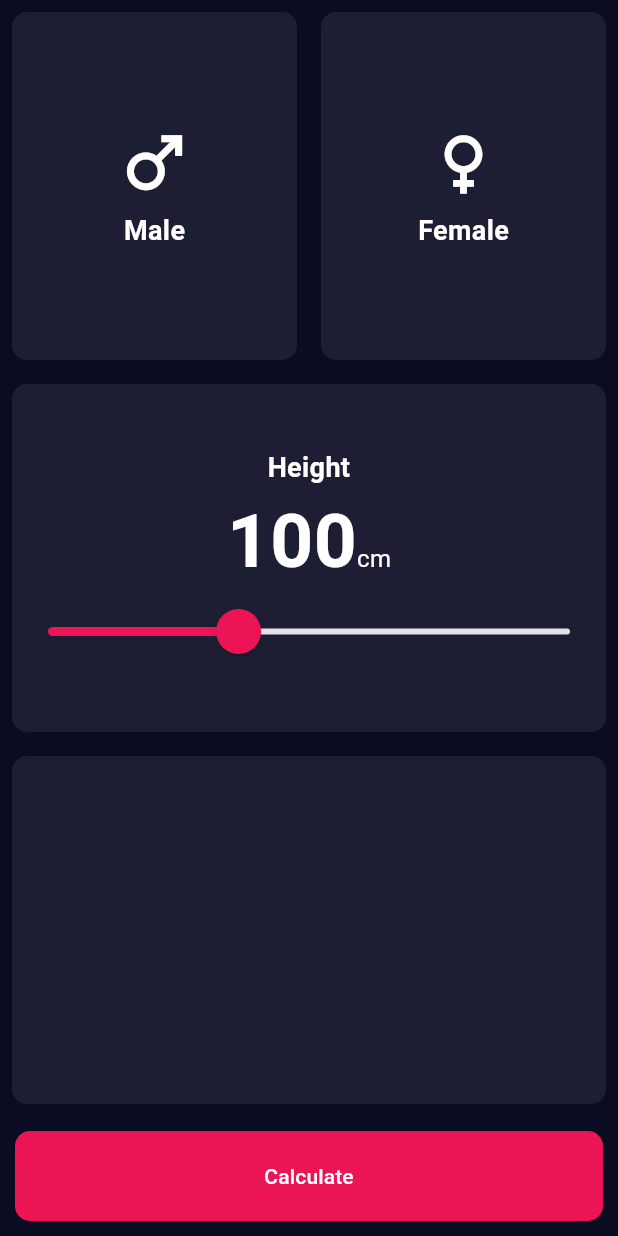
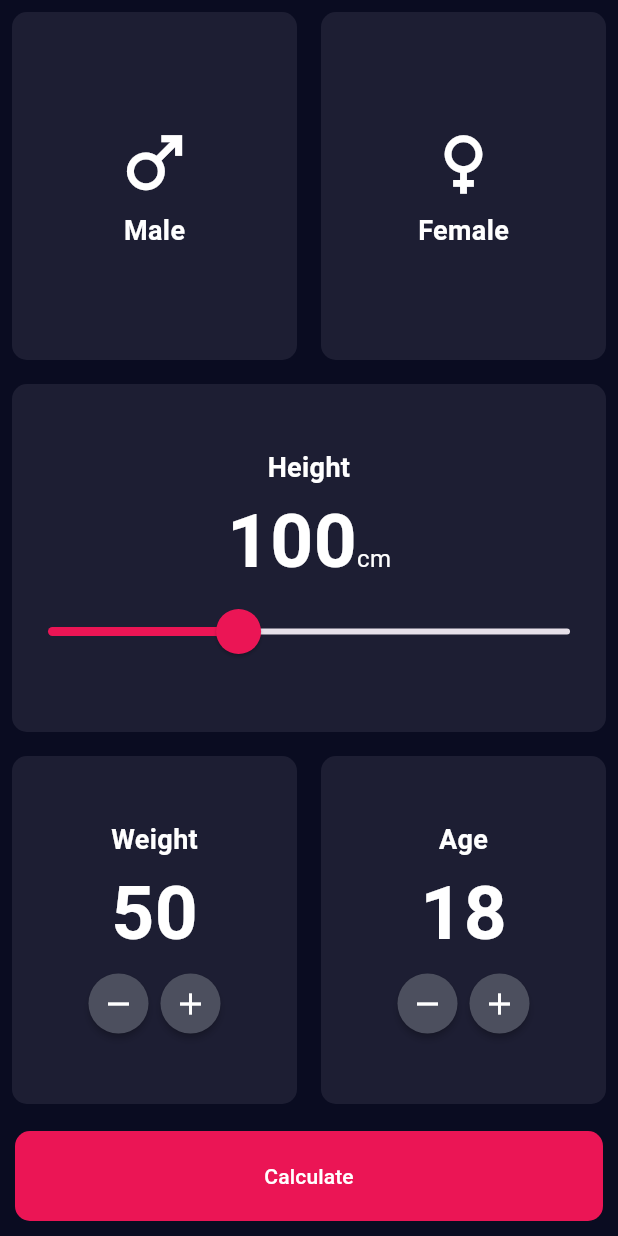
Before and after one commit to Isagani-lapira/BMI_calculator_flutter, a Flutter app: the screen it shows after launch, on a phone screen of 412 x 824 dp. Run offline on Flutter 3.47's test engine with Material 3 defaults, Android fonts, the phone set to English and light mode, and no system bars.

Commit message:
Add: Weight and age card

```diff
--- /dev/null
+++ b/lib/components/addminuscard.dart
@@ -0,0 +1,54 @@
+
+import 'package:flutter/material.dart';
+
+import 'cirular_button.dart';
+import 'constants.dart';
+import 'reusable_card.dart';
+
+class AddMinusCard extends StatelessWidget {
+  final String label;
+  final String currentData;
+  final Function() minusOnPressed;
+  final Function() addOnPressed;
+  const AddMinusCard(
+      {super.key,
+      required this.label,
+      required this.currentData,
+      required this.minusOnPressed,
+      required this.addOnPressed});
+
+  @override
+  Widget build(BuildContext context) {
+    return Expanded(
+      child: ReusableCard(
+        color: kInactiveColor,
+        child: Column(
+          mainAxisAlignment: MainAxisAlignment.center,
+          children: [
+            Text(
+              label,
+              style: kTextStyle,
+            ),
+            Text(
+              currentData.toString(),
+              style: kHeightLabel,
+            ),
+            Row(
+              mainAxisAlignment: MainAxisAlignment.center,
+              children: [
+                CircleButton(
+                  icon: Icons.remove,
+                  onPressed: minusOnPressed,
+                ),
+                CircleButton(
+                  icon: Icons.add,
+                  onPressed: addOnPressed,
+                )
+              ],
+            )
+          ],
+        ),
+      ),
+    );
+  }
+}
--- /dev/null
+++ b/lib/components/cirular_button.dart
@@ -0,0 +1,21 @@
+import 'package:flutter/material.dart';
+
+class CircleButton extends StatelessWidget {
+  final Function() onPressed;
+  final IconData? icon;
+  const CircleButton({super.key, this.icon, required this.onPressed});
+
+  @override
+  Widget build(BuildContext context) {
+    return RawMaterialButton(
+      onPressed: onPressed,
+      constraints: const BoxConstraints.tightFor(width: 40.0, height: 40.0),
+      shape: const CircleBorder(),
+      fillColor: const Color(0xff4C4F5E),
+      child: Icon(
+        icon,
+        color: Colors.white,
+      ),
+    );
+  }
+}
--- a/lib/components/home_page.dart
+++ b/lib/components/home_page.dart
@@ -1,7 +1,10 @@
+import 'package:bmi_app/components/cirular_button.dart';
 import 'package:bmi_app/components/constants.dart';
 import 'package:bmi_app/components/gender.dart';
 import 'package:bmi_app/components/reusable_card.dart';
 import 'package:flutter/material.dart';
+
+import 'addminuscard.dart';
 
 class HomePage extends StatefulWidget {
   const HomePage({super.key});
@@ -16,6 +19,9 @@ class _HomePageState extends State<HomePage> {
   GenderType selectedGender = GenderType.other;
 
   double _currentSliderValue = 100.0;
+  int _currentWeight = 50;
+  int _currentAge = 18;
+
   void cardSelected(GenderType genderType) {
     setState(() {
       selectedGender = genderType;
@@ -111,9 +117,43 @@ class _HomePageState extends State<HomePage> {
                     ]),
               ),
             ),
-            const Expanded(
-              child: ReusableCard(
-                color: kInactiveColor,
+            Expanded(
+              child: Row(
+                mainAxisSize: MainAxisSize.min,
+                children: [
+                  AddMinusCard(
+                    label: 'Weight',
+                    currentData: _currentWeight.toString(),
+                    minusOnPressed: () {
+                      setState(() {
+                        (_currentWeight > 0)
+                            ? _currentWeight -= 1
+                            : _currentWeight;
+                      });
+                    },
+                    addOnPressed: () {
+                      setState(() {
+                        (_currentWeight < 200)
+                            ? _currentWeight += 1
+                            : _currentWeight;
+                      });
+                    },
+                  ),
+                  AddMinusCard(
+                    label: 'Age',
+                    currentData: _currentAge.toString(),
+                    minusOnPressed: () {
+                      setState(() {
+                        (_currentAge > 0) ? _currentAge -= 1 : _currentAge;
+                      });
+                    },
+                    addOnPressed: () {
+                      setState(() {
+                        (_currentAge < 150) ? _currentAge += 1 : _currentAge;
+                      });
+                    },
+                  ),
+                ],
               ),
             ),
             Padding(
```
